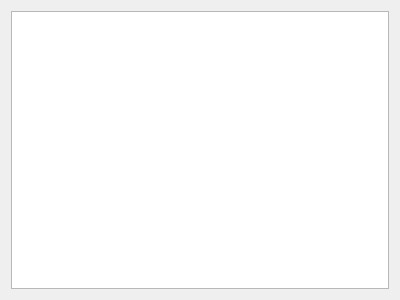
This is qt_ui/node_props_widget.ui in allen-marshall/scriptaseq as Qt 5 draws it before an edit. The edited form follows.
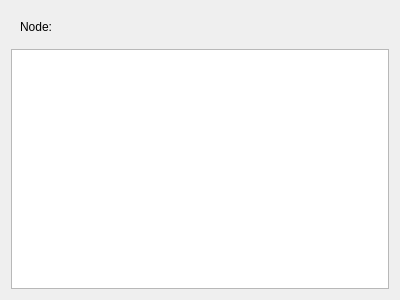
This is the edited form.

Commit message: Node Properties widget now shows the path of the currently selected Sequence Node.

What changed in the file:
```diff
--- a/qt_ui/node_props_widget.ui
+++ b/qt_ui/node_props_widget.ui
@@ -13,7 +13,33 @@
   <property name="windowTitle">
    <string>Node Properties</string>
   </property>
-  <layout class="QHBoxLayout" name="horizontalLayout">
+  <layout class="QVBoxLayout" name="verticalLayout">
+   <item>
+    <widget class="QWidget" name="widget" native="true">
+     <layout class="QHBoxLayout" name="horizontalLayout">
+      <item>
+       <widget class="QLabel" name="label">
+        <property name="sizePolicy">
+         <sizepolicy hsizetype="Fixed" vsizetype="Preferred">
+          <horstretch>0</horstretch>
+          <verstretch>0</verstretch>
+         </sizepolicy>
+        </property>
+        <property name="text">
+         <string>Node:</string>
+        </property>
+       </widget>
+      </item>
+      <item>
+       <widget class="QLabel" name="selectedNodeLabel">
+        <property name="text">
+         <string/>
+        </property>
+       </widget>
+      </item>
+     </layout>
+    </widget>
+   </item>
    <item>
     <widget class="QTreeView" name="nodePropsTableView">
      <property name="contextMenuPolicy">
```
The commit also changes 2 other files.
